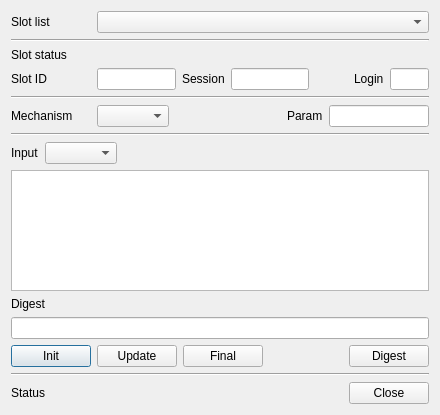
Qt form CryptokiMan/digest_dlg.ui (jykim74/CryptokiMan) before a commit.
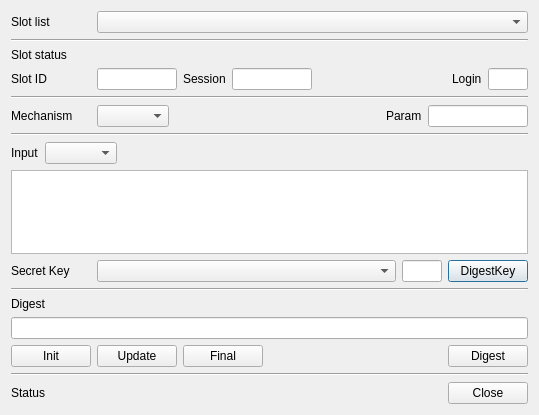
The same form after that commit.

Commit message: Digest 기능에서 DigestKey 기능 추가

The edit to the form file:
```diff
--- a/CryptokiMan/digest_dlg.ui
+++ b/CryptokiMan/digest_dlg.ui
@@ -6,7 +6,7 @@
    <rect>
     <x>0</x>
     <y>0</y>
-    <width>440</width>
+    <width>539</width>
     <height>415</height>
    </rect>
   </property>
@@ -235,6 +235,62 @@
    <item>
     <widget class="QPlainTextEdit" name="mInputText"/>
    </item>
+   <item>
+    <layout class="QGridLayout" name="gridLayout_5">
+     <property name="topMargin">
+      <number>0</number>
+     </property>
+     <item row="0" column="0">
+      <widget class="QLabel" name="label_10">
+       <property name="maximumSize">
+        <size>
+         <width>80</width>
+         <height>16777215</height>
+        </size>
+       </property>
+       <property name="text">
+        <string>Secret Key</string>
+       </property>
+      </widget>
+     </item>
+     <item row="0" column="2">
+      <widget class="QLineEdit" name="mKeyObjectText">
+       <property name="maximumSize">
+        <size>
+         <width>40</width>
+         <height>16777215</height>
+        </size>
+       </property>
+       <property name="readOnly">
+        <bool>true</bool>
+       </property>
+      </widget>
+     </item>
+     <item row="0" column="1">
+      <widget class="QComboBox" name="mKeyLabelCombo"/>
+     </item>
+     <item row="0" column="3">
+      <widget class="QPushButton" name="mDigestKeyBtn">
+       <property name="maximumSize">
+        <size>
+         <width>80</width>
+         <height>16777215</height>
+        </size>
+       </property>
+       <property name="text">
+        <string>DigestKey</string>
+       </property>
+      </widget>
+     </item>
+    </layout>
+   </item>
+   <item>
+    <widget class="Line" name="line_5">
+     <property name="orientation">
+      <enum>Qt::Horizontal</enum>
+     </property>
+    </widget>
+   </item>
    <item>
     <widget class="QLabel" name="label_9">
      <property name="text">
```
The commit also changes 4 other files.
